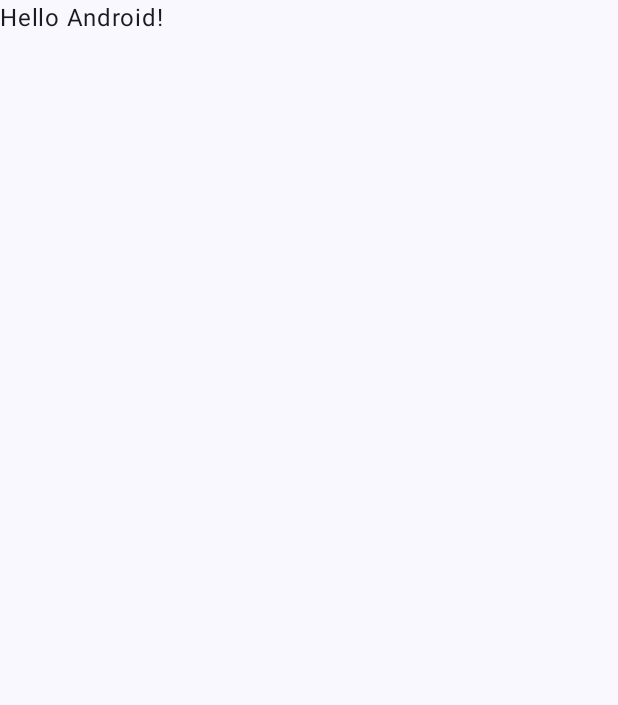
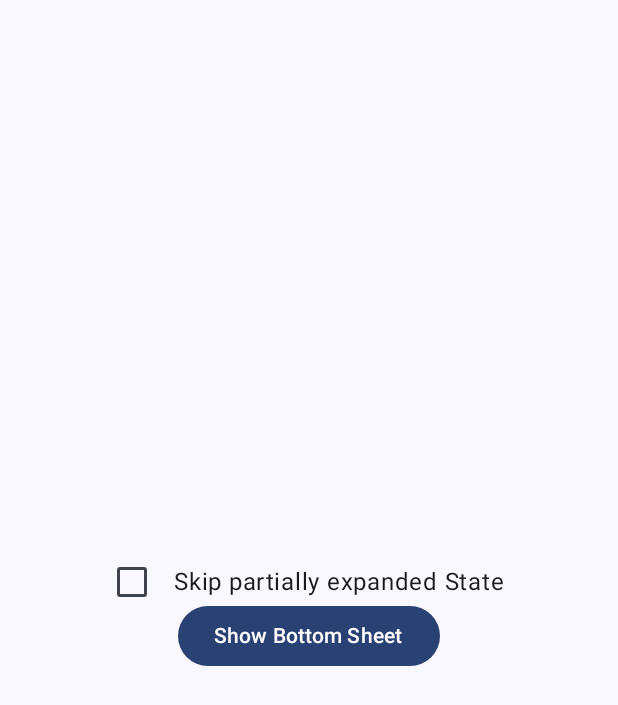
Before and after one commit to SageJustus/templates, an Android app built with Jetpack Compose: the screen it shows after launch (MainActivity), on a phone screen of 412 x 824 dp. Before the commit the part shown is almost empty. Shown: the top 705 px of the screen. Run offline under Robolectric (Android 15) with nearby library versions, the phone set to English and light mode, and no system bars.

Commit message:
android-compose-latest 新增一些依赖

```diff
--- a/android-compose-latest/app/src/main/java/com/sage/MainActivity.kt
+++ b/android-compose-latest/app/src/main/java/com/sage/MainActivity.kt
@@ -3,14 +3,31 @@ package com.sage
 import android.os.Bundle
 import androidx.activity.ComponentActivity
 import androidx.activity.compose.setContent
+import androidx.compose.foundation.layout.Arrangement
+import androidx.compose.foundation.layout.Column
+import androidx.compose.foundation.layout.Row
+import androidx.compose.foundation.layout.Spacer
 import androidx.compose.foundation.layout.fillMaxSize
-import androidx.compose.material3.MaterialTheme
-import androidx.compose.material3.Surface
-import androidx.compose.material3.Text
+import androidx.compose.foundation.layout.fillMaxWidth
+import androidx.compose.foundation.layout.width
+import androidx.compose.foundation.lazy.LazyColumn
+import androidx.compose.foundation.selection.toggleable
+import androidx.compose.material.icons.Icons
+import androidx.compose.material.icons.filled.Favorite
+import androidx.compose.material3.*
 import androidx.compose.runtime.Composable
+import androidx.compose.runtime.getValue
+import androidx.compose.runtime.mutableStateOf
+import androidx.compose.runtime.remember
+import androidx.compose.runtime.rememberCoroutineScope
+import androidx.compose.runtime.saveable.rememberSaveable
+import androidx.compose.runtime.setValue
+import androidx.compose.ui.Alignment
 import androidx.compose.ui.Modifier
-import androidx.compose.ui.tooling.preview.Preview
+import androidx.compose.ui.semantics.Role
+import androidx.compose.ui.unit.dp
 import com.sage.ui.theme.AndroidcomposelatestTheme
+import kotlinx.coroutines.launch
 
 class MainActivity : ComponentActivity() {
   override fun onCreate(savedInstanceState: Bundle?) {
@@ -26,15 +43,71 @@ class MainActivity : ComponentActivity() {
   }
 }
 
+@OptIn(ExperimentalMaterial3Api::class)
 @Composable
 fun Greeting(name: String) {
-  Text(text = "Hello $name!")
-}
 
-@Preview(showBackground = true)
-@Composable
-fun DefaultPreview() {
-  AndroidcomposelatestTheme {
-    Greeting("Android")
+  var openBottomSheet by rememberSaveable { mutableStateOf(false) }
+  var skipPartiallyExpanded by remember { mutableStateOf(false) }
+  val scope = rememberCoroutineScope()
+  val bottomSheetState = rememberSheetState()
+
+// App content
+  Column(
+    modifier = Modifier.fillMaxSize(),
+    horizontalAlignment = Alignment.CenterHorizontally,
+    verticalArrangement = Arrangement.Center
+  ) {
+    Row(
+      Modifier.toggleable(
+        value = skipPartiallyExpanded,
+        role = Role.Checkbox,
+        onValueChange = { checked -> skipPartiallyExpanded = checked }
+      )
+    ) {
+      Checkbox(checked = skipPartiallyExpanded, onCheckedChange = null)
+      Spacer(Modifier.width(16.dp))
+      Text("Skip partially expanded State")
+    }
+    Button(onClick = { openBottomSheet = !openBottomSheet }) {
+      Text(text = "Show Bottom Sheet")
+    }
+  }
+
+// Sheet content
+  if (openBottomSheet) {
+    ModalBottomSheet(
+      onDismissRequest = { openBottomSheet = false },
+      sheetState = bottomSheetState,
+    ) {
+      Row(Modifier.fillMaxWidth(), horizontalArrangement = Arrangement.Center) {
+        Button(
+          // Note: If you provide logic outside of onDismissRequest to remove the sheet,
+          // you must additionally handle intended state cleanup, if any.
+          onClick = {
+            scope.launch { bottomSheetState.hide() }.invokeOnCompletion {
+              if (!bottomSheetState.isVisible) {
+                openBottomSheet = false
+              }
+            }
+          }
+        ) {
+          Text("Hide Bottom Sheet")
+        }
+      }
+      LazyColumn {
+        items(50) {
+          ListItem(
+            headlineText = { Text("Item $it") },
+            leadingContent = {
+              Icon(
+                Icons.Default.Favorite,
+                contentDescription = "Localized description"
+              )
+            }
+          )
+        }
+      }
+    }
   }
 }
--- a/android-compose-latest/build.gradle
+++ b/android-compose-latest/build.gradle
@@ -6,5 +6,5 @@ buildscript {
 plugins {
     id 'com.android.application' version '7.4.2' apply false
     id 'com.android.library' version '7.4.2' apply false
-    id 'org.jetbrains.kotlin.android' version '1.7.0' apply false
+    id 'org.jetbrains.kotlin.android' version '1.8.10' apply false
 }
```
Also changed, not shown: android-compose-latest/app/build.gradle (+6 -5 lines).
